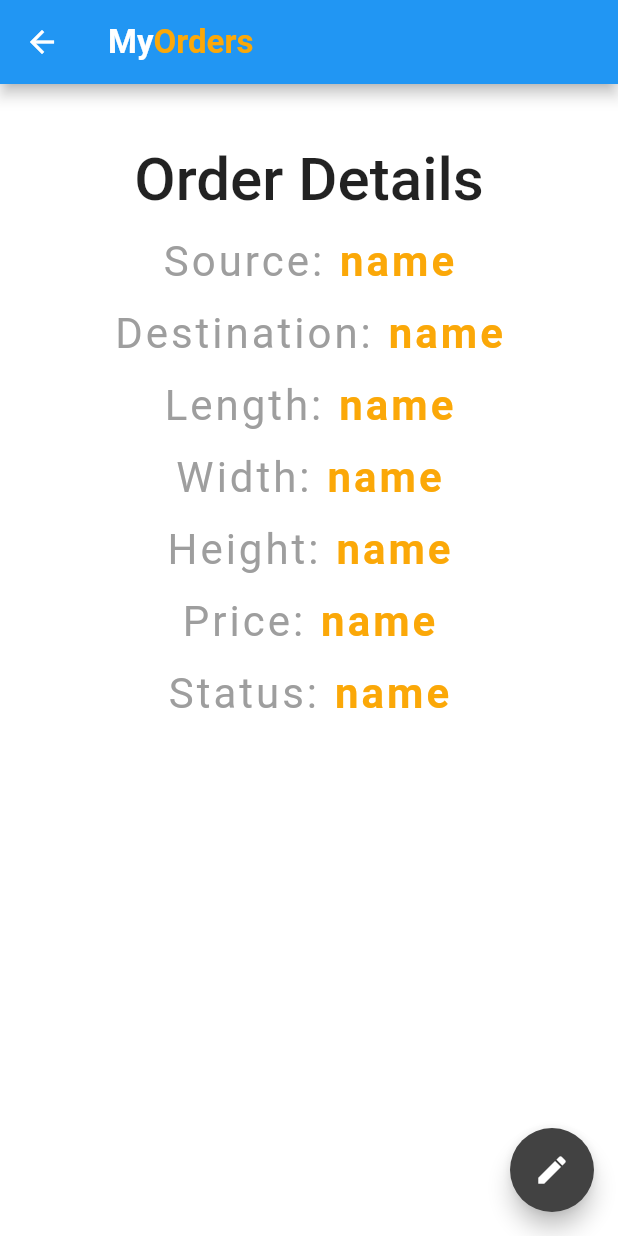
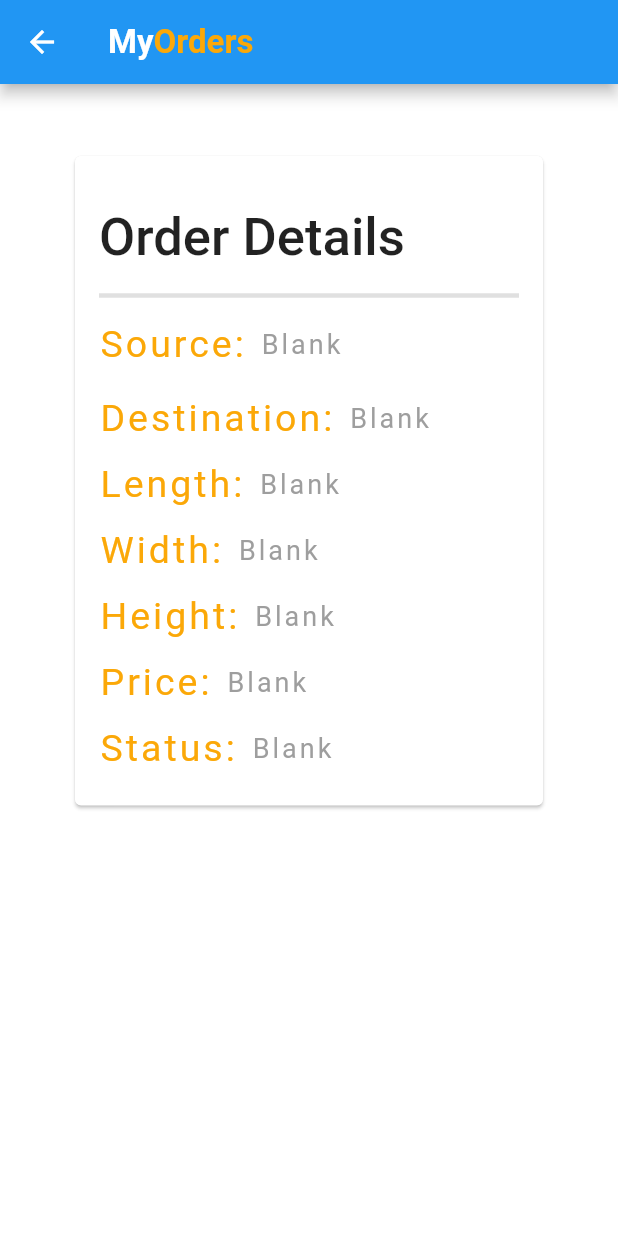
Before and after one commit to RealYSF8/itec404_delivery_app, a Flutter app: the OrderDetail screen opened by its route, on a phone screen of 412 x 824 dp. Run offline on Flutter 3.47's test engine with Material 2 defaults, Android fonts, the phone set to English and light mode, and no system bars; our stand-ins replace cloud_firestore, dotted_border, file_picker, firebase_auth, firebase_core, firebase_storage and 13 more; accounts and stored records are empty.

Commit message:
my orders page( order details)

```diff
--- a/lib/pages/orderDetail.dart
+++ b/lib/pages/orderDetail.dart
@@ -41,192 +41,199 @@ class _OrderDetailPage extends State<OrderDetail> {
         ),
         backgroundColor: Colors.blue,
       ),
-      floatingActionButton: FloatingActionButton(
-        onPressed: (){
-          setState(() {
-
-          });
-        },
-        child: Icon(Icons.edit),
-        backgroundColor: Colors.grey[800],
-      ),
       body: Padding(
         padding: EdgeInsets.fromLTRB(30.0, 40.0, 30.0, 0.0),
         child: Column(
           crossAxisAlignment: CrossAxisAlignment.center,
           children: <Widget>[
-            Text(
+            ListTile(
+                subtitle: Card(
+                    child: Padding(
+                      padding: const EdgeInsets.fromLTRB(0, 20, 0, 20),
+                      child: ListTile(
+                      title: Padding(
+                        padding: EdgeInsets.fromLTRB(0, 10, 0, 10), //apply padding to LTRB, L:Left, T:Top, R:Right, B:Bottom
+                        child: Text(
                           "Order Details",
-              textAlign: TextAlign.left,
+                          textAlign: TextAlign.start,
                           overflow: TextOverflow.clip,
                           style: TextStyle(
                             fontWeight: FontWeight.w500,
                             fontStyle: FontStyle.normal,
-                fontSize: 40,
+                            fontSize: 35,
                             // color: Color(0xffffffff),
                           ),
-            ),SizedBox(height: 15.0),
-            Row(mainAxisAlignment: MainAxisAlignment.center,
+                        ),
+                      ),
+                subtitle: Column(
+                  crossAxisAlignment: CrossAxisAlignment.center,
+                  children: [
+                    Divider(
+                      thickness: 3,
+                    ),
+                      SizedBox(height: 10,),
+                      Row(mainAxisAlignment: MainAxisAlignment.start,
                         children: <Widget>[
                           Text(
                             'Source:',
                             style: TextStyle(
-                  color: Colors.grey,
+                              color: Color(0xfffba808),
                               letterSpacing: 2.0,
-                  fontSize: 28.0,
+                              fontSize: 25.0,
                             ),
                           ),
                           SizedBox(width: 10.0),//puts an invisible box between two texts
                           Text(
-                'name',
+                            'Blank',
                             style: TextStyle(
-                  color: Color(0xfffba808),
+                              color: Colors.grey,
                               letterSpacing: 2.0,
-                  fontSize: 28.0,
-                  fontWeight: FontWeight.bold,
+                              fontSize: 18.0,
                             ),
                           ),SizedBox(height: 20.0),
                         ],
-            ),SizedBox(height: 15.0),
+                      ),SizedBox(height: 20.0),
 
                       Row(
-              mainAxisAlignment: MainAxisAlignment.center,
+                        mainAxisAlignment: MainAxisAlignment.start,
                         children: <Widget>[
                           Text(
                             'Destination:',
                             style: TextStyle(
-                    color: Colors.grey,
+                              color: Color(0xfffba808),
                               letterSpacing: 2.0,
-                    fontSize: 28.0,
+                              fontSize: 25.0,
                             ),
                           ),
                           SizedBox(width: 10.0),//puts an invisible box between two texts
                           Text(
-                  'name',
+                            'Blank',
                             style: TextStyle(
-                    color: Color(0xfffba808),
+                              color: Colors.grey,
                               letterSpacing: 2.0,
-                    fontSize: 28.0,
-                    fontWeight: FontWeight.bold,
+                              fontSize: 18.0,
                             ),
                           ),SizedBox(height: 20.0),
                         ],
                       ),SizedBox(height: 15.0),
                       Row(
-              mainAxisAlignment: MainAxisAlignment.center,
+                        mainAxisAlignment: MainAxisAlignment.start,
                         children: <Widget>[
                           Text(
                             'Length:',
                             style: TextStyle(
-                    color: Colors.grey,
+                              color: Color(0xfffba808),
                               letterSpacing: 2.0,
-                    fontSize: 28.0,
+                              fontSize: 25.0,
                             ),
                           ),
                           SizedBox(width: 10.0),//puts an invisible box between two texts
                           Text(
-                  'name',
+                            'Blank',
                             style: TextStyle(
-                    color: Color(0xfffba808),
+                              color: Colors.grey,
                               letterSpacing: 2.0,
-                    fontSize: 28.0,
-                    fontWeight: FontWeight.bold,
+                              fontSize: 18.0,
                             ),
                           ),SizedBox(height: 20.0),
                         ],
                       ),SizedBox(height: 15.0),
                       Row(
-              mainAxisAlignment: MainAxisAlignment.center,
+                        mainAxisAlignment: MainAxisAlignment.start,
                         children: <Widget>[
                               Text(
                                 'Width:',
                                 style: TextStyle(
-                    color: Colors.grey,
+                                  color: Color(0xfffba808),
                                   letterSpacing: 2.0,
-                    fontSize: 28.0,
+                                  fontSize: 25.0,
                                 ),
                               ),
                               SizedBox(width: 10.0),//puts an invisible box between two texts
                               Text(
-                  'name',
+                                'Blank',
                                 style: TextStyle(
-                    color: Color(0xfffba808),
+                                  color: Colors.grey,
                                   letterSpacing: 2.0,
-                    fontSize: 28.0,
-                    fontWeight: FontWeight.bold,
+                                  fontSize: 18.0,
                                 ),
                               ),SizedBox(height: 20.0),
                             ],
                           ),SizedBox(height: 15.0),
                           Row(
-              mainAxisAlignment: MainAxisAlignment.center,
+                            mainAxisAlignment: MainAxisAlignment.start,
                             children: <Widget>[
                               Text(
                                 'Height:',
                                 style: TextStyle(
-                    color: Colors.grey,
+                                  color: Color(0xfffba808),
                                   letterSpacing: 2.0,
-                    fontSize: 28.0,
+                                  fontSize: 25.0,
                                 ),
                               ),
                               SizedBox(width: 10.0),//puts an invisible box between two texts
                               Text(
-                  'name',
+                                'Blank',
                                 style: TextStyle(
-                    color: Color(0xfffba808),
+                                  color: Colors.grey,
                                   letterSpacing: 2.0,
-                    fontSize: 28.0,
-                    fontWeight: FontWeight.bold,
+                                  fontSize: 18.0,
                                 ),
                               ),SizedBox(height: 20.0),
                             ],
                           ),SizedBox(height: 15.0),
                           Row(
-              mainAxisAlignment: MainAxisAlignment.center,
+                            mainAxisAlignment: MainAxisAlignment.start,
                             children: <Widget>[
                               Text(
                                 'Price:',
                                 style: TextStyle(
-                    color: Colors.grey,
+                                  color: Color(0xfffba808),
                                   letterSpacing: 2.0,
-                    fontSize: 28.0,
+                                  fontSize: 25.0,
                                 ),
                               ),
                               SizedBox(width: 10.0),//puts an invisible box between two texts
                               Text(
-                  'name',
+                                'Blank',
                                 style: TextStyle(
-                    color: Color(0xfffba808),
+                                  color: Colors.grey,
                                   letterSpacing: 2.0,
-                    fontSize: 28.0,
-                    fontWeight: FontWeight.bold,
+                                  fontSize: 18.0,
+
                                 ),
                               ),SizedBox(height: 20.0),
                             ],
                           ),SizedBox(height: 15.0),
                           Row(
-              mainAxisAlignment: MainAxisAlignment.center,
+                            mainAxisAlignment: MainAxisAlignment.start,
                             children: <Widget>[
                               Text(
                                 'Status:',
                                 style: TextStyle(
-                    color: Colors.grey,
+                                  color: Color(0xfffba808),
                                   letterSpacing: 2.0,
-                    fontSize: 28.0,
+                                  fontSize: 25.0,
                                 ),
                               ),
                               SizedBox(width: 10.0),//puts an invisible box between two texts
                               Text(
-                  'name',
+                                'Blank',
                                 style: TextStyle(
-                    color: Color(0xfffba808),
+                                  color: Colors.grey,
                                   letterSpacing: 2.0,
-                    fontSize: 28.0,
-                    fontWeight: FontWeight.bold,
+                                  fontSize: 18.0,
                                 ),
                               ),SizedBox(height: 20.0),
                             ],
-            ),SizedBox(height: 15.0),
+                      ),
+                  ],
+                ),
+              ),
+                    ),
+              ),
+            ),
+          SizedBox(height: 15.0),
           ],
         ),
       ),
```
Lines whose indentation alone changed are shown as unchanged.
